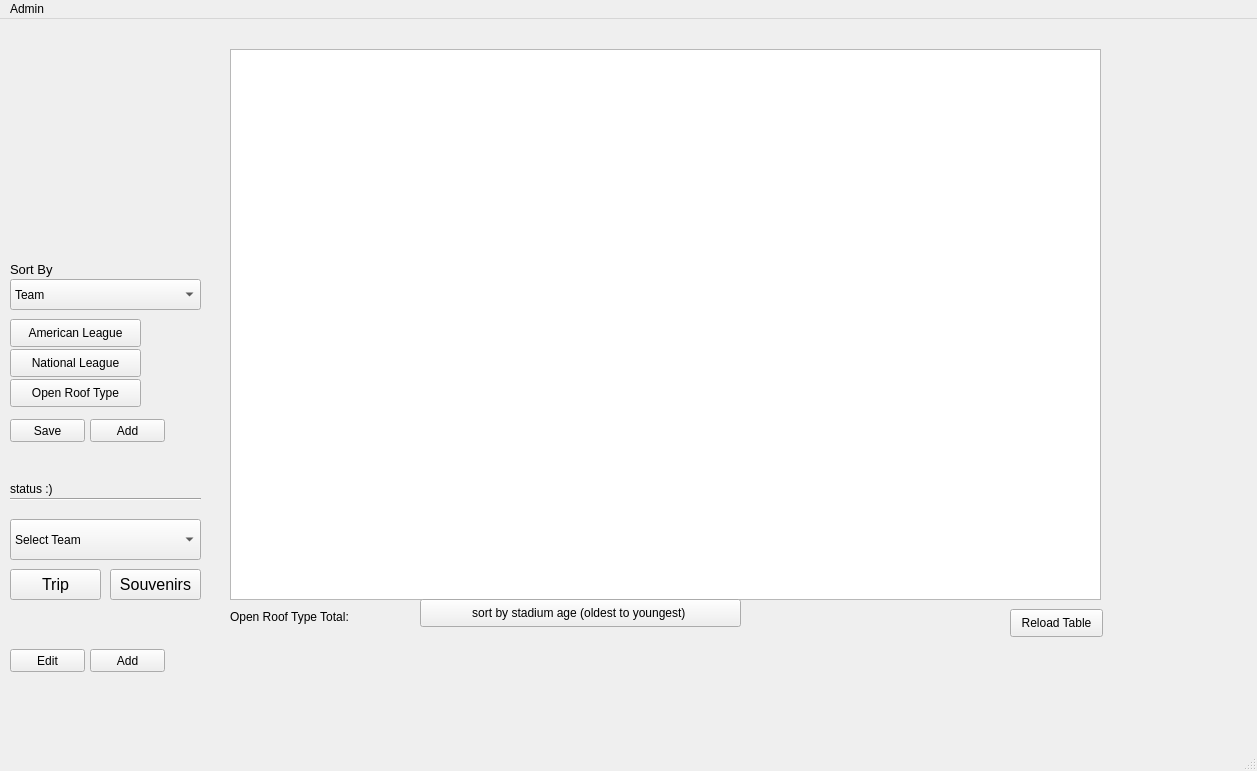
First picture: the form in BaseballTour/mainwindow.ui, repository awiswasi/WhoIsYourDatabase, before the edit.
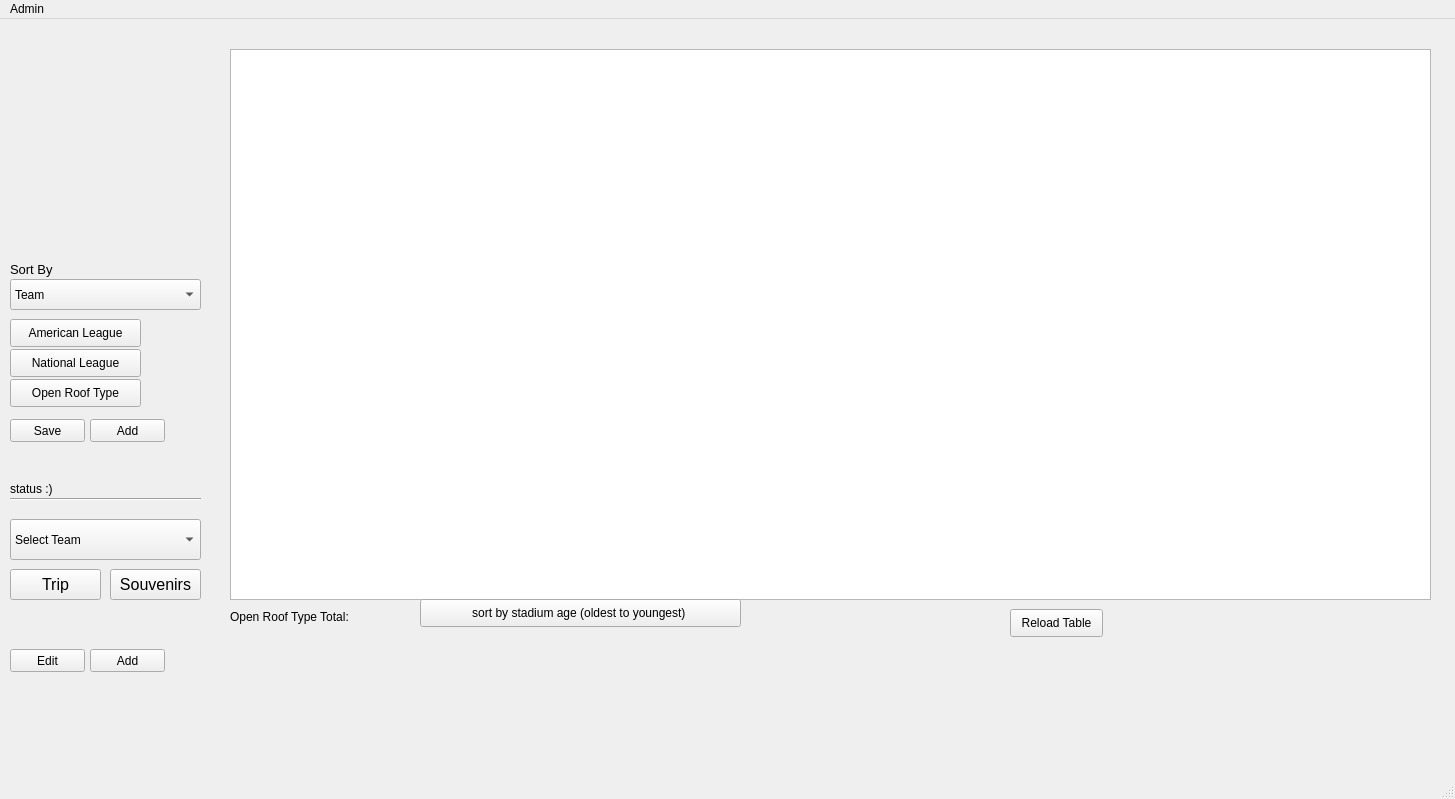
Second picture: the form after the edit. Icons and pictures are not drawn.

```diff
--- a/BaseballTour/mainwindow.ui
+++ b/BaseballTour/mainwindow.ui
@@ -6,8 +6,8 @@
    <rect>
     <x>0</x>
     <y>0</y>
-    <width>1257</width>
-    <height>771</height>
+    <width>1455</width>
+    <height>799</height>
    </rect>
   </property>
   <property name="windowTitle">
@@ -197,7 +197,7 @@
      <rect>
       <x>230</x>
       <y>30</y>
-      <width>871</width>
+      <width>1201</width>
       <height>551</height>
      </rect>
     </property>
@@ -351,7 +351,7 @@
     <rect>
      <x>0</x>
      <y>0</y>
-     <width>1257</width>
+     <width>1455</width>
      <height>21</height>
     </rect>
    </property>
```
